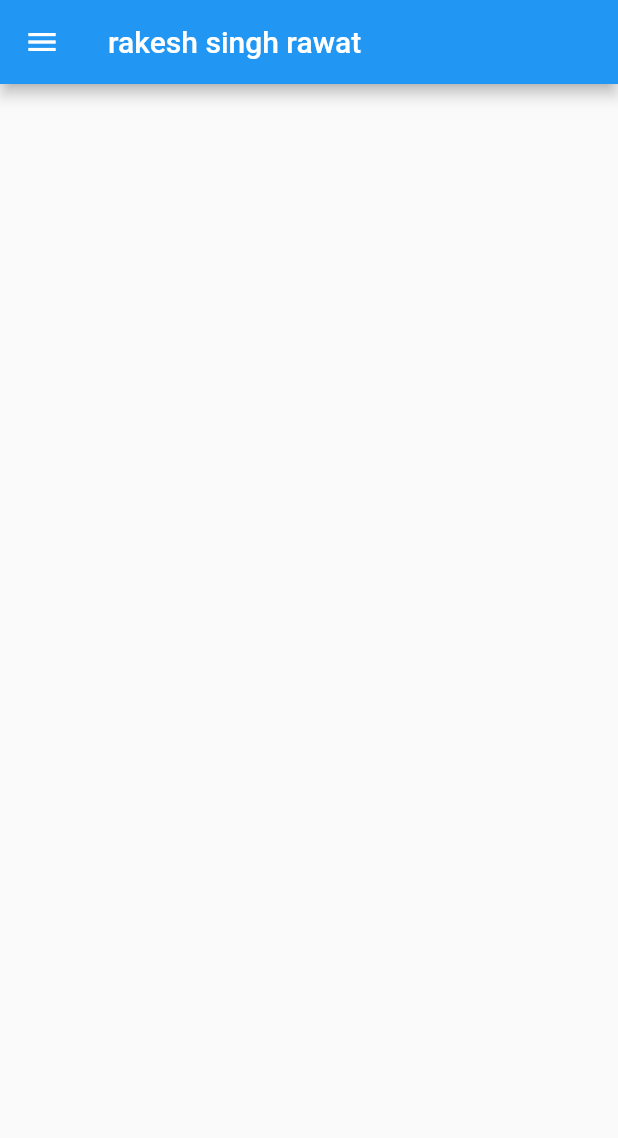
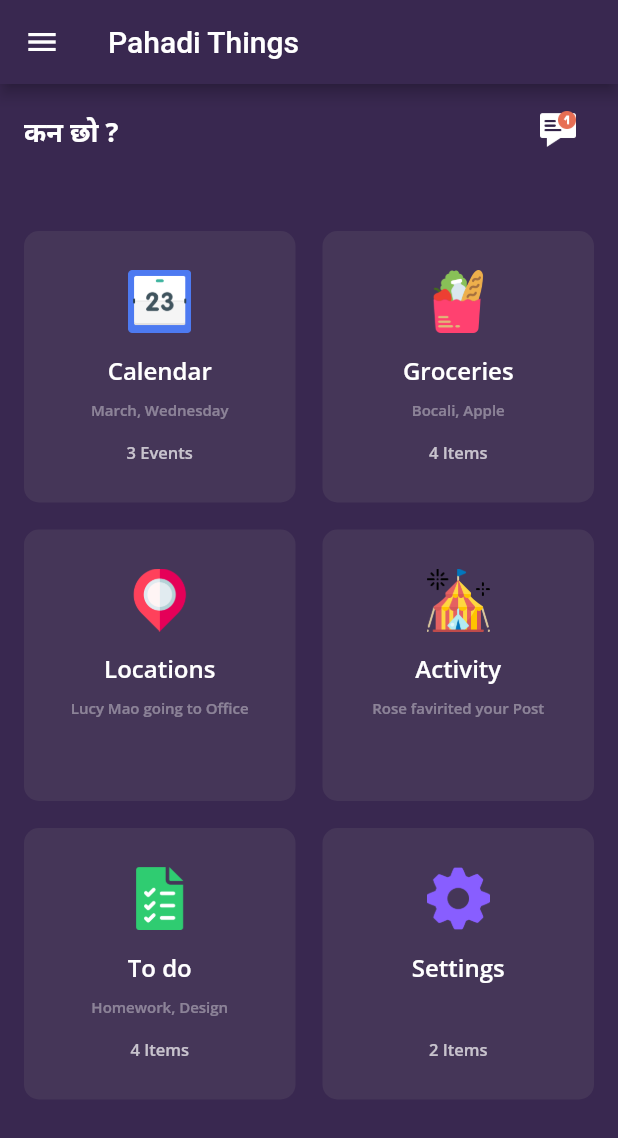
Before and after one commit to HackerBoiiii/flutter_app1, a Flutter app: the screen it shows after launch, on a phone screen of 412 x 824 dp. Shown: the top 1138 px of the screen. Run offline on Flutter 3.47's test engine with Material 2 defaults, Android fonts, the phone set to English and light mode, and no system bars; our stand-ins replace google_fonts.

Commit message:
Drawer Layout create 1

```diff
--- /dev/null
+++ b/lib/griddashboard.dart
@@ -0,0 +1,113 @@
+import 'package:flutter/material.dart';
+import 'package:google_fonts/google_fonts.dart';
+
+class GridDashboard extends StatelessWidget {
+
+  Items item1 = new Items(
+      title: "Calendar",
+      subtitle: "March, Wednesday",
+      event: "3 Events",
+      img: "assets/calendar.png");
+
+
+  Items item2 = new Items(
+    title: "Groceries",
+    subtitle: "Bocali, Apple",
+    event: "4 Items",
+    img: "assets/food.png",
+  );
+  Items item3 = new Items(
+    title: "Locations",
+    subtitle: "Lucy Mao going to Office",
+    event: "",
+    img: "assets/map.png",
+  );
+  Items item4 = new Items(
+    title: "Activity",
+    subtitle: "Rose favirited your Post",
+    event: "",
+    img: "assets/festival.png",
+  );
+  Items item5 = new Items(
+    title: "To do",
+    subtitle: "Homework, Design",
+    event: "4 Items",
+    img: "assets/todo.png",
+  );
+  Items item6 = new Items(
+    title: "Settings",
+    subtitle: "",
+    event: "2 Items",
+    img: "assets/setting.png",
+  );
+
+  @override
+  Widget build(BuildContext context) {
+    List<Items> myList = [item1, item2, item3, item4, item5, item6];
+    var color = 0xff453658;
+    return Flexible(
+      child: GridView.count(
+          childAspectRatio: 1.0,
+          padding: EdgeInsets.only(left: 16, right: 16),
+          crossAxisCount: 2,
+          crossAxisSpacing: 18,
+          mainAxisSpacing: 18,
+          children: myList.map((data) {
+            return Container(
+              decoration: BoxDecoration(
+                  color: Color(color), borderRadius: BorderRadius.circular(10)),
+              child: Column(
+                mainAxisAlignment: MainAxisAlignment.center,
+                children: <Widget>[
+                  Image.asset(
+                    data.img,
+                    width: 42,
+                  ),
+                  SizedBox(
+                    height: 14,
+                  ),
+                  Text(
+                    data.title,
+                    style: GoogleFonts.openSans(
+                        textStyle: TextStyle(
+                            color: Colors.white,
+                            fontSize: 16,
+                            fontWeight: FontWeight.w600)),
+                  ),
+                  SizedBox(
+                    height: 8,
+                  ),
+                  Text(
+                    data.subtitle,
+                    style: GoogleFonts.openSans(
+                        textStyle: TextStyle(
+                            color: Colors.white38,
+                            fontSize: 10,
+                            fontWeight: FontWeight.w600)),
+                  ),
+                  SizedBox(
+                    height: 14,
+                  ),
+                  Text(
+                    data.event,
+                    style: GoogleFonts.openSans(
+                        textStyle: TextStyle(
+                            color: Colors.white70,
+                            fontSize: 11,
+                            fontWeight: FontWeight.w600)),
+                  ),
+                ],
+              ),
+            );
+          }).toList()),
+    );
+  }
+}
+
+class Items {
+  String title;
+  String subtitle;
+  String event;
+  String img;
+  Items({this.title, this.subtitle, this.event, this.img});
+}
--- a/lib/main.dart
+++ b/lib/main.dart
@@ -1,69 +1,94 @@
 import 'package:flutter/material.dart';
-import 'package:flutter/cupertino.dart';
+import 'package:google_fonts/google_fonts.dart';
+import 'griddashboard.dart';
 
-void main(){
-  runApp(MaterialApp(
-    title: "My First app",
-    home: HomePage(
+void main() => runApp(MaterialApp(
+  debugShowCheckedModeBanner: false,
+    home: Home()));
 
-
-    ),
-  ));
+class Home extends StatefulWidget {
+  @override
+  HomeState createState() => new HomeState();
 }
 
-class HomePage extends StatelessWidget {
+class HomeState extends State<Home> {
   @override
   Widget build(BuildContext context) {
     return Scaffold(
-     appBar: AppBar(
-       title: Text(
-         "rakesh singh rawat"
-       )
-     ),
-       body: Container(),
       drawer: Drawer(
+        child: ListView(
+          padding: EdgeInsets.zero,
+          children: [
+           UserAccountsDrawerHeader(accountName: Text('Pahadi Things'), accountEmail: Text('Pahadithings@gmail.com'),
+       currentAccountPicture: CircleAvatar(
+         backgroundImage: AssetImage("assets/notification.png"),
 
-        child: ListView(
-          children: <Widget>[
-            UserAccountsDrawerHeader(
-                accountName: Text("Rakesh Singh Rawat"),
-                accountEmail: Text("rakeshrawat456@gmail.com"),
-              currentAccountPicture: CircleAvatar(
-                backgroundImage: NetworkImage(
-                  "https://images.unsplash.com/photo-1593642531955-b62e17bdaa9c?ixid=MXwxMjA3fDF8MHxlZGl0b3JpYWwtZmVlZHwyNXx8fGVufDB8fHw%3D&ixlib=rb-1.2.1&auto=format&fit=crop&w=500&q=60"
-                ),
 
-              ),
+       ),
+        )
 
-            ),
+
+          ],
+        ),
+      ),
+
+      appBar: AppBar(
+
+        title: Text("Pahadi Things"),
+        backgroundColor: Color(0xff392850),
+
+
+      ),
+      backgroundColor: Color(0xff392850),
+      body: Column(
+        children: <Widget>[
+          SizedBox(
+            height: 10,
+          ),
+          Padding(
+            padding: EdgeInsets.only(left: 16, right: 16),
+            child: Row(
+              mainAxisAlignment: MainAxisAlignment.spaceBetween,
+              children: <Widget>[
+                Column(
+                  crossAxisAlignment: CrossAxisAlignment.start,
+                  children: <Widget>[
+                    Text(
+                      "कन छो ?",
+                      style: GoogleFonts.openSans(
+                          textStyle: TextStyle(
+                              color: Colors.white,
+                              fontSize: 18,
+                              fontWeight: FontWeight.bold)),
+                    ),
+                    SizedBox(
+                      height: 4,
+                    ),
 
 
 
+                  ],
+                ),
+                IconButton(
+                  alignment: Alignment.topCenter,
+                  icon: Image.asset(
+                    "assets/notification.png",
+                    width: 24,
+                  ),
+                  onPressed: () {
 
-         ListTile(
+                  },
+                )
+              ],
+            ),
+          ),
+          SizedBox(
+            height: 40,
+          ),
+          GridDashboard(
 
-           leading: Icon(Icons.home),
-           title: Text("Home Page"),
-           subtitle: Text("click here"),
-           trailing: Icon(Icons.edit),
-         ),
-            ListTile(
-
-              leading: Icon(Icons.copyright),
-              title: Text("Copyright"),
-              subtitle: Text("click here"),
-              trailing: Icon(Icons.edit),
-            ),
-            ListTile(
-
-              leading: Icon(Icons.details),
-              title: Text("About Us"),
-              subtitle: Text("click here"),
-              trailing: Icon(Icons.edit),
-            )
-          ],
-
-        ),
+          )
+        ],
       ),
     );
   }
```
Also changed, not shown: pubspec.yaml (+12 -4 lines), assets/calendar.png (added), assets/festival.png (added), assets/food.png (added), assets/map.png (added), assets/notification.png (added), assets/setting.png (added), assets/todo.png (added), pubspec.lock.
